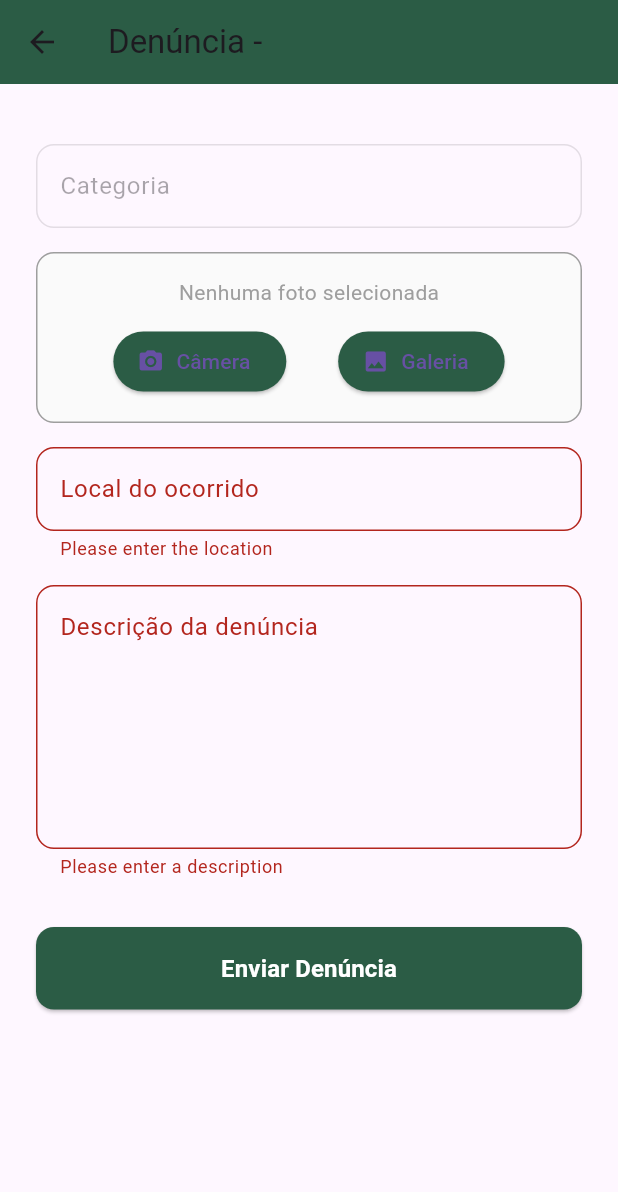
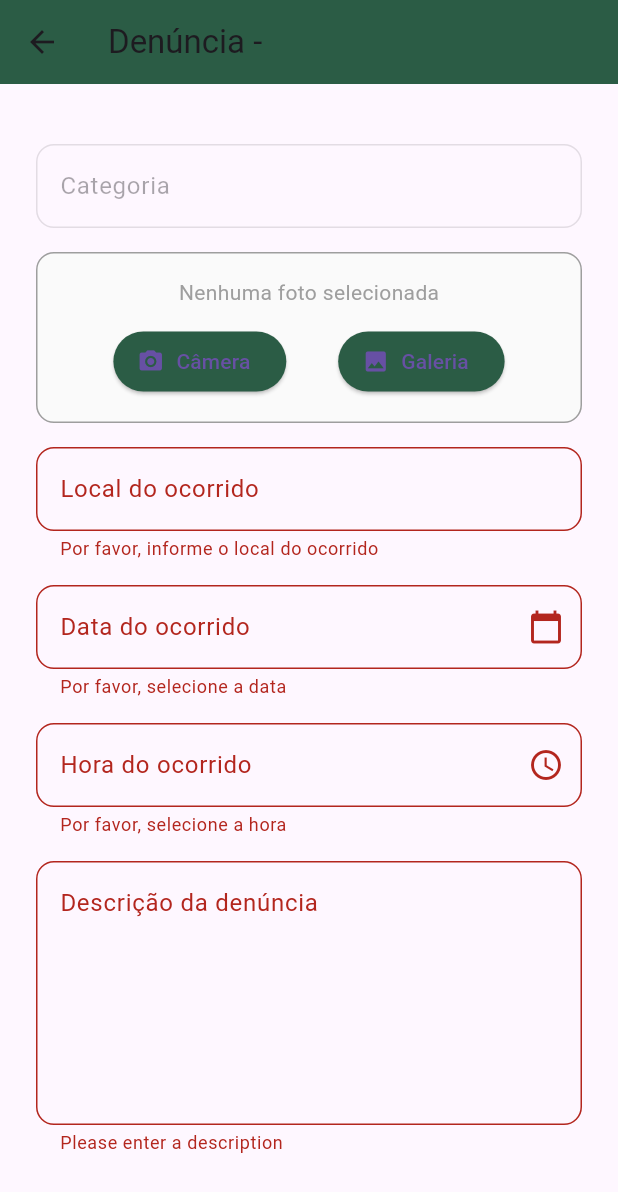
Before and after one commit to OdilioCarneiro/pp3, a Flutter app: the FormularioDenuncia screen opened directly with empty values, after a tap on "Enviar Denúncia", on a phone screen of 412 x 824 dp. Shown: the top 1192 px of the screen. Run offline on Flutter 3.47's test engine with Material 3 defaults, Android fonts, the phone set to English and light mode, and no system bars; our stand-ins replace carousel_slider, dots_indicator, flutter_animate, flutter_svg, image_picker, shared_preferences; missing offline and left inert: flutter_email_sender; accounts and stored records are empty; Roboto replaces fonts that are missing (Montserrat).

Commit message:
formulário sem hora

```diff
--- a/segurese/lib/screens/formulario_denuncia.dart
+++ b/segurese/lib/screens/formulario_denuncia.dart
@@ -21,6 +21,10 @@ class _FormularioDenunciaState extends State<FormularioDenuncia> {
   final _formKey = GlobalKey<FormState>();
   late TextEditingController _descricaoController;
   late TextEditingController _nomeController;
+  late TextEditingController _dataController;
+  late TextEditingController _horaController;
+  DateTime? _dataSelecionada;
+  TimeOfDay? _horaSelecionada;
   final List<String> _caminhosDasFotos = [];
   final ImagePicker _picker = ImagePicker();
 
@@ -29,12 +33,16 @@ class _FormularioDenunciaState extends State<FormularioDenuncia> {
     super.initState();
     _descricaoController = TextEditingController();
     _nomeController = TextEditingController();
+    _dataController = TextEditingController();
+    _horaController = TextEditingController();
   }
 
   @override
   void dispose() {
     _descricaoController.dispose();
     _nomeController.dispose();
+    _dataController.dispose();
+    _horaController.dispose();
     super.dispose();
   }
 
@@ -52,6 +60,36 @@ class _FormularioDenunciaState extends State<FormularioDenuncia> {
     if (foto != null) {
       setState(() {
         _caminhosDasFotos.add(foto.path);
+      });
+    }
+  }
+
+  Future<void> _selecionarData() async {
+    final DateTime now = DateTime.now();
+    final DateTime? data = await showDatePicker(
+      context: context,
+      initialDate: _dataSelecionada ?? now,
+      firstDate: DateTime(2000),
+      lastDate: DateTime(now.year + 5),
+    );
+    if (data != null) {
+      setState(() {
+        _dataSelecionada = data;
+        _dataController.text = '${data.day.toString().padLeft(2, '0')}/${data.month.toString().padLeft(2, '0')}/${data.year}';
+      });
+    }
+  }
+
+  Future<void> _selecionarHora() async {
+    final TimeOfDay initialTime = _horaSelecionada ?? TimeOfDay.now();
+    final TimeOfDay? hora = await showTimePicker(
+      context: context,
+      initialTime: initialTime,
+    );
+    if (hora != null) {
+      setState(() {
+        _horaSelecionada = hora;
+        _horaController.text = hora.format(context);
       });
     }
   }
@@ -189,7 +227,7 @@ class _FormularioDenunciaState extends State<FormularioDenuncia> {
 
               const SizedBox(height: 16),
 
-              // Nome do denunciante
+              // Local do ocorrido
               TextFormField(
                 controller: _nomeController,
                 decoration: InputDecoration(
@@ -201,7 +239,53 @@ class _FormularioDenunciaState extends State<FormularioDenuncia> {
                 ),
                 validator: (value) {
                   if (value == null || value.isEmpty) {
-                    return 'Please enter the location';
+                    return 'Por favor, informe o local do ocorrido';
+                  }
+                  return null;
+                },
+              ),
+
+              const SizedBox(height: 16),
+
+              // Data do ocorrido
+              TextFormField(
+                controller: _dataController,
+                readOnly: true,
+                decoration: InputDecoration(
+                  labelText: 'Data do ocorrido',
+                  hintText: 'Selecione a data',
+                  suffixIcon: const Icon(Icons.calendar_today),
+                  border: OutlineInputBorder(
+                    borderRadius: BorderRadius.circular(12),
+                  ),
+                ),
+                onTap: _selecionarData,
+                validator: (value) {
+                  if (value == null || value.isEmpty) {
+                    return 'Por favor, selecione a data';
+                  }
+                  return null;
+                },
+              ),
+
+              const SizedBox(height: 16),
+
+              // Hora do ocorrido
+              TextFormField(
+                controller: _horaController,
+                readOnly: true,
+                decoration: InputDecoration(
+                  labelText: 'Hora do ocorrido',
+                  hintText: 'Selecione a hora',
+                  suffixIcon: const Icon(Icons.access_time),
+                  border: OutlineInputBorder(
+                    borderRadius: BorderRadius.circular(12),
+                  ),
+                ),
+                onTap: _selecionarHora,
+                validator: (value) {
+                  if (value == null || value.isEmpty) {
+                    return 'Por favor, selecione a hora';
                   }
                   return null;
                 },
@@ -286,7 +370,7 @@ class _FormularioDenunciaState extends State<FormularioDenuncia> {
     }
 
     final Email email = Email(
-      body: 'Formulário de Denúncia\n\nCATEGORIA: ${widget.categoria}\nNOME: ${_nomeController.text}\n\nDESCRIÇÃO:\n${_descricaoController.text}\n\n---\nEnviado via Segurese App',
+      body: 'Formulário de Denúncia\n\nCATEGORIA: ${widget.categoria}\nLOCAL: ${_nomeController.text}\nDATA: ${_dataController.text}\nHORA: ${_horaController.text}\n\nDESCRIÇÃO:\n${_descricaoController.text}\n\n---\nEnviado via Segurese App',
       subject: 'Denúncia - ${widget.categoria}',
       recipients: ['larayslengb@gmail.com'],
       attachmentPaths: _caminhosDasFotos,
```
